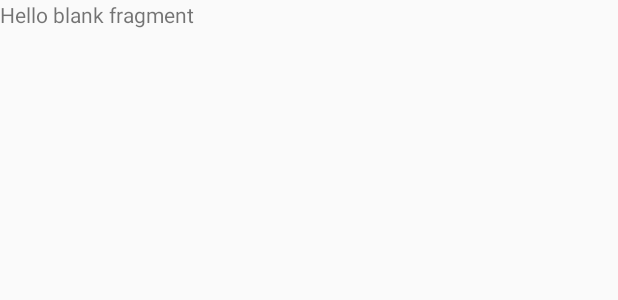
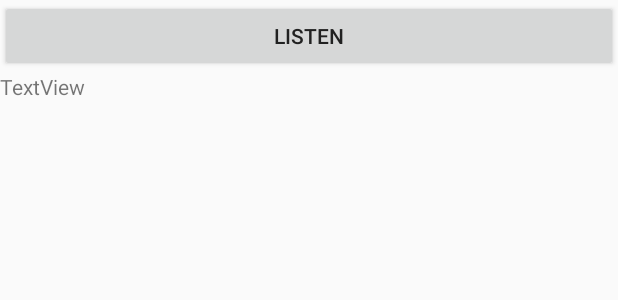
Before and after one commit to svce-interrupt/android, an Android app: the layout fragment_chat.xml on its own in the app's theme, with its tools: preview values and no code run, on a phone screen of 412 x 824 dp. Shown: the top 300 px of the screen. Run offline under Robolectric (Android 15) with nearby library versions, the phone set to English and light mode, and no system bars.

Commit message:
fragment interface added

```diff
--- a/app/src/main/AndroidManifest.xml
+++ b/app/src/main/AndroidManifest.xml
@@ -1,6 +1,9 @@
 <?xml version="1.0" encoding="utf-8"?>
 <manifest xmlns:android="http://schemas.android.com/apk/res/android"
     package="com.lazytomatostudios.svceinterrupt">
+
+    <uses-permission android:name="android.permission.INTERNET" />
+    <uses-permission android:name="android.permission.RECORD_AUDIO" />
 
     <application
         android:allowBackup="true"
--- a/app/src/main/res/layout/fragment_chat.xml
+++ b/app/src/main/res/layout/fragment_chat.xml
@@ -4,10 +4,23 @@
     android:layout_height="match_parent"
     tools:context="com.lazytomatostudios.svceinterrupt.Chat">
 
-    <!-- TODO: Update blank fragment layout -->
-    <TextView
+
+    <LinearLayout
         android:layout_width="match_parent"
         android:layout_height="match_parent"
-        android:text="@string/hello_blank_fragment" />
+        android:orientation="vertical">
 
+        <Button
+            android:id="@+id/button"
+            android:layout_width="match_parent"
+            android:layout_height="wrap_content"
+            android:text="Listen" />
+
+        <TextView
+            android:id="@+id/textView"
+            android:layout_width="match_parent"
+            android:layout_height="wrap_content"
+            android:layout_weight="1"
+            android:text="TextView" />
+    </LinearLayout>
 </FrameLayout>
```
Also changed, not shown: app/build.gradle (+8 -0 lines), app/src/main/java/com/lazytomatostudios/svceinterrupt/Chat.java (+17 -1 lines), app/src/main/java/com/lazytomatostudios/svceinterrupt/Dashboard.java (+6 -2 lines), app/src/main/java/com/lazytomatostudios/svceinterrupt/Home.java (+6 -2 lines), app/src/main/java/com/lazytomatostudios/svceinterrupt/MainActivity.java (+11 -6 lines), app/src/main/java/com/lazytomatostudios/svceinterrupt/MyInterface.java (added, +9 -0 lines), app/src/main/java/com/lazytomatostudios/svceinterrupt/Profile.java (+6 -2 lines), 245 other files.
